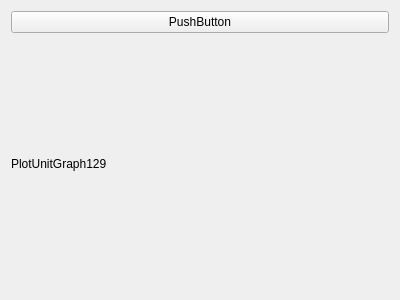
Qt form Libs/PlotUnit/PlotUnitGraph/plotunitgraph129.ui (tiangaomingjing/ServoDriveTech) before a commit.
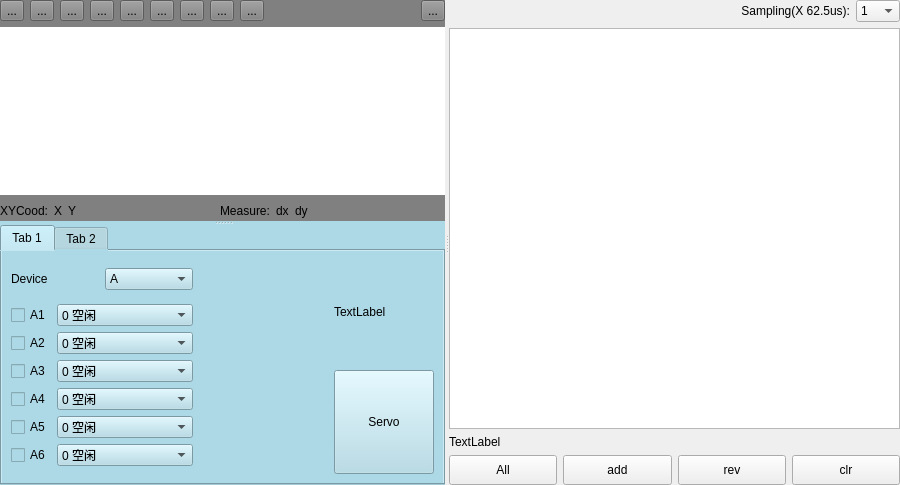
The same form after that commit. The open tabs and pages were chosen to show the change.

```diff
--- a/Libs/PlotUnit/PlotUnitGraph/plotunitgraph129.ui
+++ b/Libs/PlotUnit/PlotUnitGraph/plotunitgraph129.ui
@@ -6,26 +6,812 @@
    <rect>
     <x>0</x>
     <y>0</y>
-    <width>400</width>
-    <height>300</height>
+    <width>900</width>
+    <height>485</height>
    </rect>
   </property>
   <property name="windowTitle">
    <string>Form</string>
   </property>
-  <layout class="QVBoxLayout" name="verticalLayout">
+  <layout class="QVBoxLayout" name="verticalLayout_3">
+   <property name="spacing">
+    <number>0</number>
+   </property>
+   <property name="leftMargin">
+    <number>0</number>
+   </property>
+   <property name="topMargin">
+    <number>0</number>
+   </property>
+   <property name="rightMargin">
+    <number>0</number>
+   </property>
+   <property name="bottomMargin">
+    <number>0</number>
+   </property>
    <item>
-    <widget class="QPushButton" name="pushButton">
-     <property name="text">
-      <string>PushButton</string>
+    <widget class="QSplitter" name="splitter_3">
+     <property name="orientation">
+      <enum>Qt::Horizontal</enum>
      </property>
-    </widget>
-   </item>
-   <item>
-    <widget class="QLabel" name="label">
-     <property name="text">
-      <string>PlotUnitGraph129</string>
-     </property>
+     <widget class="QSplitter" name="splitter">
+      <property name="orientation">
+       <enum>Qt::Vertical</enum>
+      </property>
+      <widget class="QWidget" name="widget" native="true">
+       <property name="styleSheet">
+        <string notr="true">background-color:lightblue;</string>
+       </property>
+       <layout class="QVBoxLayout" name="verticalLayout">
+        <item>
+         <widget class="QSplitter" name="splitter_2">
+          <property name="orientation">
+           <enum>Qt::Vertical</enum>
+          </property>
+          <widget class="QWidget" name="widget_3" native="true">
+           <property name="styleSheet">
+            <string notr="true">background-color:gray;</string>
+           </property>
+           <layout class="QVBoxLayout" name="verticalLayout_2" stretch="0,1,0">
+            <item>
+             <layout class="QHBoxLayout" name="horizontalLayout_2">
+              <item>
+               <widget class="QToolButton" name="toolButton">
+                <property name="text">
+                 <string>...</string>
+                </property>
+               </widget>
+              </item>
+              <item>
+               <widget class="QToolButton" name="toolButton_3">
+                <property name="text">
+                 <string>...</string>
+                </property>
+               </widget>
+              </item>
+              <item>
+               <widget class="QToolButton" name="toolButton_6">
+                <property name="text">
+                 <string>...</string>
+                </property>
+               </widget>
+              </item>
+              <item>
+               <widget class="QToolButton" name="toolButton_5">
+                <property name="text">
+                 <string>...</string>
+                </property>
+               </widget>
+              </item>
+              <item>
+               <widget class="QToolButton" name="toolButton_4">
+                <property name="text">
+                 <string>...</string>
+                </property>
+               </widget>
+              </item>
+              <item>
+               <widget class="QToolButton" name="toolButton_7">
+                <property name="text">
+                 <string>...</string>
+                </property>
+               </widget>
+              </item>
+              <item>
+               <widget class="QToolButton" name="toolButton_9">
+                <property name="text">
+                 <string>...</string>
+                </property>
+               </widget>
+              </item>
+              <item>
+               <widget class="QToolButton" name="toolButton_10">
+                <property name="text">
+                 <string>...</string>
+                </property>
+               </widget>
+              </item>
+              <item>
+               <widget class="QToolButton" name="toolButton_8">
+                <property name="text">
+                 <string>...</string>
+                </property>
+               </widget>
+              </item>
+              <item>
+               <spacer name="horizontalSpacer_3">
+                <property name="orientation">
+                 <enum>Qt::Horizontal</enum>
+                </property>
+                <property name="sizeHint" stdset="0">
+                 <size>
+                  <width>40</width>
+                  <height>20</height>
+                 </size>
+                </property>
+               </spacer>
+              </item>
+              <item>
+               <widget class="QToolButton" name="toolButton_2">
+                <property name="text">
+                 <string>...</string>
+                </property>
+               </widget>
+              </item>
+             </layout>
+            </item>
+            <item>
+             <widget class="QWidget" name="widget_5" native="true">
+              <property name="minimumSize">
+               <size>
+                <width>0</width>
+                <height>150</height>
+               </size>
+              </property>
+              <property name="styleSheet">
+               <string notr="true">background-color:white;</string>
+              </property>
+              <zorder>widget_4</zorder>
+             </widget>
+            </item>
+            <item>
+             <layout class="QHBoxLayout" name="horizontalLayout_3">
+              <item>
+               <widget class="QLabel" name="label_6">
+                <property name="text">
+                 <string>XYCood:</string>
+                </property>
+               </widget>
+              </item>
+              <item>
+               <widget class="QLabel" name="label_3">
+                <property name="text">
+                 <string>X</string>
+                </property>
+               </widget>
+              </item>
+              <item>
+               <widget class="QLabel" name="label_2">
+                <property name="text">
+                 <string>Y</string>
+                </property>
+               </widget>
+              </item>
+              <item>
+               <spacer name="horizontalSpacer">
+                <property name="orientation">
+                 <enum>Qt::Horizontal</enum>
+                </property>
+                <property name="sizeHint" stdset="0">
+                 <size>
+                  <width>40</width>
+                  <height>20</height>
+                 </size>
+                </property>
+               </spacer>
+              </item>
+              <item>
+               <widget class="QLabel" name="label">
+                <property name="text">
+                 <string>Measure:</string>
+                </property>
+               </widget>
+              </item>
+              <item>
+               <widget class="QLabel" name="label_4">
+                <property name="text">
+                 <string>dx</string>
+                </property>
+               </widget>
+              </item>
+              <item>
+               <widget class="QLabel" name="label_5">
+                <property name="text">
+                 <string>dy</string>
+                </property>
+               </widget>
+              </item>
+              <item>
+               <spacer name="horizontalSpacer_2">
+                <property name="orientation">
+                 <enum>Qt::Horizontal</enum>
+                </property>
+                <property name="sizeHint" stdset="0">
+                 <size>
+                  <width>40</width>
+                  <height>20</height>
+                 </size>
+                </property>
+               </spacer>
+              </item>
+             </layout>
+            </item>
+           </layout>
+          </widget>
+          <widget class="QTabWidget" name="tabWidget">
+           <property name="currentIndex">
+            <number>1</number>
+           </property>
+           <widget class="QWidget" name="tab">
+            <attribute name="title">
+             <string>Tab 1</string>
+            </attribute>
+            <layout class="QHBoxLayout" name="horizontalLayout" stretch="0,1,0">
+             <item>
+              <layout class="QVBoxLayout" name="verticalLayout_6">
+               <item>
+                <layout class="QHBoxLayout" name="horizontalLayout_7">
+                 <item>
+                  <widget class="QLabel" name="label_8">
+                   <property name="text">
+                    <string>Device</string>
+                   </property>
+                  </widget>
+                 </item>
+                 <item>
+                  <widget class="QComboBox" name="comboBox">
+                   <property name="sizePolicy">
+                    <sizepolicy hsizetype="Minimum" vsizetype="Fixed">
+                     <horstretch>0</horstretch>
+                     <verstretch>0</verstretch>
+                    </sizepolicy>
+                   </property>
+                   <item>
+                    <property name="text">
+                     <string>A</string>
+                    </property>
+                   </item>
+                   <item>
+                    <property name="text">
+                     <string>B</string>
+                    </property>
+                   </item>
+                  </widget>
+                 </item>
+                </layout>
+               </item>
+               <item>
+                <layout class="QVBoxLayout" name="verticalLayout_8">
+                 <item>
+                  <layout class="QHBoxLayout" name="horizontalLayout_13">
+                   <item>
+                    <widget class="QCheckBox" name="checkBox_7">
+                     <property name="text">
+                      <string>A1</string>
+                     </property>
+                    </widget>
+                   </item>
+                   <item>
+                    <widget class="QComboBox" name="comboBox_4">
+                     <item>
+                      <property name="text">
+                       <string>0 空闲</string>
+                      </property>
+                     </item>
+                     <item>
+                      <property name="text">
+                       <string>1 ADC校正</string>
+                      </property>
+                     </item>
+                     <item>
+                      <property name="text">
+                       <string>2 位置模式</string>
+                      </property>
+                     </item>
+                     <item>
+                      <property name="text">
+                       <string>3 机械模型辩识</string>
+                      </property>
+                     </item>
+                     <item>
+                      <property name="text">
+                       <string>9 周期同步速度跟踪</string>
+                      </property>
+                     </item>
+                     <item>
+                      <property name="text">
+                       <string>新建项目</string>
+                      </property>
+                     </item>
+                     <item>
+                      <property name="text">
+                       <string>新建项目</string>
+                      </property>
+                     </item>
+                    </widget>
+                   </item>
+                  </layout>
+                 </item>
+                 <item>
+                  <layout class="QHBoxLayout" name="horizontalLayout_8">
+                   <item>
+                    <widget class="QCheckBox" name="checkBox_2">
+                     <property name="text">
+                      <string>A2</string>
+                     </property>
+                    </widget>
+                   </item>
+                   <item>
+                    <widget class="QComboBox" name="comboBox_7">
+                     <item>
+                      <property name="text">
+                       <string>0 空闲</string>
+                      </property>
+                     </item>
+                     <item>
+                      <property name="text">
+                       <string>1 ADC校正</string>
+                      </property>
+                     </item>
+                     <item>
+                      <property name="text">
+                       <string>2 位置模式</string>
+                      </property>
+                     </item>
+                     <item>
+                      <property name="text">
+                       <string>3 机械模型辩识</string>
+                      </property>
+                     </item>
+                     <item>
+                      <property name="text">
+                       <string>9 周期同步速度跟踪</string>
+                      </property>
+                     </item>
+                     <item>
+                      <property name="text">
+                       <string>新建项目</string>
+                      </property>
+                     </item>
+                     <item>
+                      <property name="text">
+                       <string>新建项目</string>
+                      </property>
+                     </item>
+                    </widget>
+                   </item>
+                  </layout>
+                 </item>
+                 <item>
+                  <layout class="QHBoxLayout" name="horizontalLayout_10">
+                   <item>
+                    <widget class="QCheckBox" name="checkBox_4">
+                     <property name="text">
+                      <string>A3</string>
+                     </property>
+                    </widget>
+                   </item>
+                   <item>
+                    <widget class="QComboBox" name="comboBox_9">
+                     <item>
+                      <property name="text">
+                       <string>0 空闲</string>
+                      </property>
+                     </item>
+                     <item>
+                      <property name="text">
+                       <string>1 ADC校正</string>
+                      </property>
+                     </item>
+                     <item>
+                      <property name="text">
+                       <string>2 位置模式</string>
+                      </property>
+                     </item>
+                     <item>
+                      <property name="text">
+                       <string>3 机械模型辩识</string>
+                      </property>
+                     </item>
+                     <item>
+                      <property name="text">
+                       <string>9 周期同步速度跟踪</string>
+                      </property>
+                     </item>
+                     <item>
+                      <property name="text">
+                       <string>新建项目</string>
+                      </property>
+                     </item>
+                     <item>
+                      <property name="text">
+                       <string>新建项目</string>
+                      </property>
+                     </item>
+                    </widget>
+                   </item>
+                  </layout>
+                 </item>
+                 <item>
+                  <layout class="QHBoxLayout" name="horizontalLayout_11">
+                   <item>
+                    <widget class="QCheckBox" name="checkBox_5">
+                     <property name="text">
+                      <string>A4</string>
+                     </property>
+                    </widget>
+                   </item>
+                   <item>
+                    <widget class="QComboBox" name="comboBox_10">
+                     <item>
+                      <property name="text">
+                       <string>0 空闲</string>
+                      </property>
+                     </item>
+                     <item>
+                      <property name="text">
+                       <string>1 ADC校正</string>
+                      </property>
+                     </item>
+                     <item>
+                      <property name="text">
+                       <string>2 位置模式</string>
+                      </property>
+                     </item>
+                     <item>
+                      <property name="text">
+                       <string>3 机械模型辩识</string>
+                      </property>
+                     </item>
+                     <item>
+                      <property name="text">
+                       <string>9 周期同步速度跟踪</string>
+                      </property>
+                     </item>
+                     <item>
+                      <property name="text">
+                       <string>新建项目</string>
+                      </property>
+                     </item>
+                     <item>
+                      <property name="text">
+                       <string>新建项目</string>
+                      </property>
+                     </item>
+                    </widget>
+                   </item>
+                  </layout>
+                 </item>
+                 <item>
+                  <layout class="QHBoxLayout" name="horizontalLayout_12">
+                   <item>
+                    <widget class="QCheckBox" name="checkBox_6">
+                     <property name="text">
+                      <string>A5</string>
+                     </property>
+                    </widget>
+                   </item>
+                   <item>
+                    <widget class="QComboBox" name="comboBox_11">
+                     <item>
+                      <property name="text">
+                       <string>0 空闲</string>
+                      </property>
+                     </item>
+                     <item>
+                      <property name="text">
+                       <string>1 ADC校正</string>
+                      </property>
+                     </item>
+                     <item>
+                      <property name="text">
+                       <string>2 位置模式</string>
+                      </property>
+                     </item>
+                     <item>
+                      <property name="text">
+                       <string>3 机械模型辩识</string>
+                      </property>
+                     </item>
+                     <item>
+                      <property name="text">
+                       <string>9 周期同步速度跟踪</string>
+                      </property>
+                     </item>
+                     <item>
+                      <property name="text">
+                       <string>新建项目</string>
+                      </property>
+                     </item>
+                     <item>
+                      <property name="text">
+                       <string>新建项目</string>
+                      </property>
+                     </item>
+                    </widget>
+                   </item>
+                  </layout>
+                 </item>
+                 <item>
+                  <layout class="QHBoxLayout" name="horizontalLayout_9">
+                   <item>
+                    <widget class="QCheckBox" name="checkBox_3">
+                     <property name="text">
+                      <string>A6</string>
+                     </property>
+                    </widget>
+                   </item>
+                   <item>
+                    <widget class="QComboBox" name="comboBox_8">
+                     <item>
+                      <property name="text">
+                       <string>0 空闲</string>
+                      </property>
+                     </item>
+                     <item>
+                      <property name="text">
+                       <string>1 ADC校正</string>
+                      </property>
+                     </item>
+                     <item>
+                      <property name="text">
+                       <string>2 位置模式</string>
+                      </property>
+                     </item>
+                     <item>
+                      <property name="text">
+                       <string>3 机械模型辩识</string>
+                      </property>
+                     </item>
+                     <item>
+                      <property name="text">
+                       <string>9 周期同步速度跟踪</string>
+                      </property>
+                     </item>
+                     <item>
+                      <property name="text">
+                       <string>新建项目</string>
+                      </property>
+                     </item>
+                     <item>
+                      <property name="text">
+                       <string>新建项目</string>
+                      </property>
+                     </item>
+                    </widget>
+                   </item>
+                  </layout>
+                 </item>
+                </layout>
+               </item>
+              </layout>
+             </item>
+             <item>
+              <widget class="QStackedWidget" name="stackedWidget">
+               <widget class="QWidget" name="page"/>
+               <widget class="QWidget" name="page_2"/>
+              </widget>
+             </item>
+             <item>
+              <layout class="QVBoxLayout" name="verticalLayout_4">
+               <item>
+                <widget class="QLabel" name="label_7">
+                 <property name="text">
+                  <string>TextLabel</string>
+                 </property>
+                </widget>
+               </item>
+               <item>
+                <widget class="QToolButton" name="toolButton_11">
+                 <property name="sizePolicy">
+                  <sizepolicy hsizetype="Preferred" vsizetype="Preferred">
+                   <horstretch>0</horstretch>
+                   <verstretch>0</verstretch>
+                  </sizepolicy>
+                 </property>
+                 <property name="minimumSize">
+                  <size>
+                   <width>100</width>
+                   <height>100</height>
+                  </size>
+                 </property>
+                 <property name="text">
+                  <string>Servo</string>
+                 </property>
+                </widget>
+               </item>
+              </layout>
+             </item>
+            </layout>
+           </widget>
+           <widget class="QWidget" name="tab_2">
+            <attribute name="title">
+             <string>Tab 2</string>
+            </attribute>
+            <widget class="QListWidget" name="listWidget">
+             <property name="geometry">
+              <rect>
+               <x>30</x>
+               <y>41</y>
+               <width>71</width>
+               <height>161</height>
+              </rect>
+             </property>
+            </widget>
+            <widget class="QWidget" name="">
+             <property name="geometry">
+              <rect>
+               <x>40</x>
+               <y>10</y>
+               <width>131</width>
+               <height>22</height>
+              </rect>
+             </property>
+             <layout class="QHBoxLayout" name="horizontalLayout_4">
+              <item>
+               <widget class="QLabel" name="label_9">
+                <property name="text">
+                 <string>Device</string>
+                </property>
+               </widget>
+              </item>
+              <item>
+               <widget class="QComboBox" name="comboBox_3">
+                <item>
+                 <property name="text">
+                  <string>A</string>
+                 </property>
+                </item>
+                <item>
+                 <property name="text">
+                  <string>B</string>
+                 </property>
+                </item>
+               </widget>
+              </item>
+             </layout>
+            </widget>
+           </widget>
+          </widget>
+         </widget>
+        </item>
+       </layout>
+      </widget>
+     </widget>
+     <widget class="QWidget" name="widget_2" native="true">
+      <layout class="QVBoxLayout" name="verticalLayout_5">
+       <item>
+        <layout class="QHBoxLayout" name="horizontalLayout_6" stretch="1,0">
+         <item>
+          <widget class="QLabel" name="label_11">
+           <property name="text">
+            <string>Sampling(X 62.5us):</string>
+           </property>
+           <property name="alignment">
+            <set>Qt::AlignRight|Qt::AlignTrailing|Qt::AlignVCenter</set>
+           </property>
+          </widget>
+         </item>
+         <item>
+          <widget class="QComboBox" name="comboBox_2">
+           <property name="sizePolicy">
+            <sizepolicy hsizetype="Minimum" vsizetype="Fixed">
+             <horstretch>0</horstretch>
+             <verstretch>0</verstretch>
+            </sizepolicy>
+           </property>
+           <item>
+            <property name="text">
+             <string>1</string>
+            </property>
+           </item>
+           <item>
+            <property name="text">
+             <string>2</string>
+            </property>
+           </item>
+           <item>
+            <property name="text">
+             <string>3</string>
+            </property>
+           </item>
+           <item>
+            <property name="text">
+             <string>4</string>
+            </property>
+           </item>
+           <item>
+            <property name="text">
+             <string>5</string>
+            </property>
+           </item>
+           <item>
+            <property name="text">
+             <string>6</string>
+            </property>
+           </item>
+           <item>
+            <property name="text">
+             <string>7</string>
+            </property>
+           </item>
+           <item>
+            <property name="text">
+             <string>8</string>
+            </property>
+           </item>
+           <item>
+            <property name="text">
+             <string>9</string>
+            </property>
+           </item>
+           <item>
+            <property name="text">
+             <string>10</string>
+            </property>
+           </item>
+          </widget>
+         </item>
+        </layout>
+       </item>
+       <item>
+        <widget class="QTableWidget" name="tableWidget"/>
+       </item>
+       <item>
+        <widget class="QLabel" name="label_10">
+         <property name="text">
+          <string>TextLabel</string>
+         </property>
+        </widget>
+       </item>
+       <item>
+        <layout class="QHBoxLayout" name="horizontalLayout_5">
+         <item>
+          <widget class="QPushButton" name="pushButton_6">
+           <property name="minimumSize">
+            <size>
+             <width>30</width>
+             <height>30</height>
+            </size>
+           </property>
+           <property name="text">
+            <string>All</string>
+           </property>
+          </widget>
+         </item>
+         <item>
+          <widget class="QPushButton" name="pushButton_7">
+           <property name="minimumSize">
+            <size>
+             <width>30</width>
+             <height>30</height>
+            </size>
+           </property>
+           <property name="text">
+            <string>add</string>
+           </property>
+          </widget>
+         </item>
+         <item>
+          <widget class="QPushButton" name="pushButton_8">
+           <property name="minimumSize">
+            <size>
+             <width>30</width>
+             <height>30</height>
+            </size>
+           </property>
+           <property name="text">
+            <string>rev</string>
+           </property>
+          </widget>
+         </item>
+         <item>
+          <widget class="QPushButton" name="pushButton_9">
+           <property name="minimumSize">
+            <size>
+             <width>30</width>
+             <height>30</height>
+            </size>
+           </property>
+           <property name="text">
+            <string>clr</string>
+           </property>
+          </widget>
+         </item>
+        </layout>
+       </item>
+      </layout>
+     </widget>
     </widget>
    </item>
   </layout>
```
